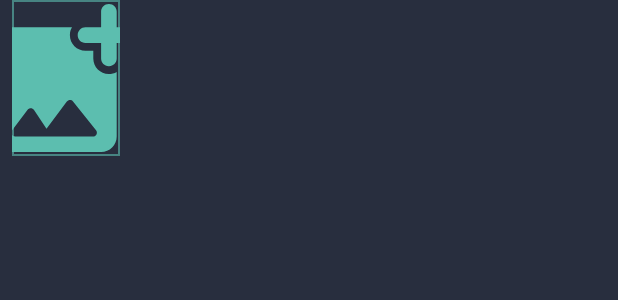
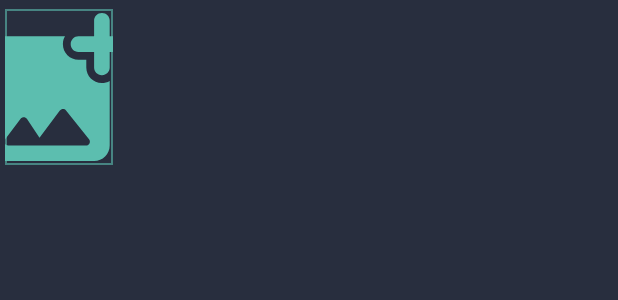
Before and after one commit to theaiscope/GDD-app, an Android app: the layout item_metadata_sample_image.xml on its own in the app's theme, with its tools: preview values and no code run, on a phone screen of 412 x 824 dp. Shown: the top 300 px of the screen. Run offline under Robolectric (Android 15) with nearby library versions, the phone set to English and light mode, and no system bars.

Commit message:
[154] Modifies blood sample views to add masked dot

```diff
--- a/app/src/main/res/layout/activity_metadata.xml
+++ b/app/src/main/res/layout/activity_metadata.xml
@@ -42,8 +42,8 @@
             <androidx.recyclerview.widget.RecyclerView
                 android:id="@+id/metadata_blood_sample_images"
                 android:layout_width="match_parent"
-                android:layout_height="104dp"
-                android:layout_marginTop="8dp"
+                android:layout_height="110dp"
+                android:layout_marginTop="2dp"
                 android:clipToPadding="false"
                 android:paddingStart="16dp"
                 android:paddingEnd="16dp"
--- a/app/src/main/res/layout/item_metadata_sample_image.xml
+++ b/app/src/main/res/layout/item_metadata_sample_image.xml
@@ -1,10 +1,25 @@
 <?xml version="1.0" encoding="utf-8"?>
-<ImageView xmlns:android="http://schemas.android.com/apk/res/android"
+
+
+<androidx.constraintlayout.widget.ConstraintLayout xmlns:android="http://schemas.android.com/apk/res/android"
+    xmlns:app="http://schemas.android.com/apk/res-auto"
     xmlns:tools="http://schemas.android.com/tools"
+    android:layout_marginStart="3dp"
+    android:layout_height="wrap_content"
+    android:layout_width="wrap_content"
+    android:paddingTop="6dp"
+    android:paddingEnd="5dp"
+    android:paddingStart="0dp">
+
+    <ImageView
+        android:id="@+id/sample_image"
         android:layout_width="@dimen/sample_image_thumbnail_width"
         android:layout_height="@dimen/sample_image_thumbnail_height"
-    android:layout_marginStart="8dp"
         android:background="@drawable/item_metadata_add_image_background"
         android:contentDescription="@string/metadata_sample_image_content_description"
         android:scaleType="centerCrop"
+        app:layout_constraintStart_toStartOf="parent"
+        app:layout_constraintBottom_toBottomOf="parent"
         tools:src="@drawable/ic_add_photo_rounded" />
+
+</androidx.constraintlayout.widget.ConstraintLayout>
--- a/app/src/main/res/values/strings.xml
+++ b/app/src/main/res/values/strings.xml
@@ -56,6 +56,7 @@
     <string name="metadata_comments_hint">Comments (optional)</string>
     <string name="metadata_sample_add_image">Add image</string>
     <string name="metadata_sample_image_content_description">Sample image</string>
+    <string name="metadata_sample_mask_dot_description">Masked image</string>
     <string name="metadata_section_blood_sample_title">Blood sample</string>
     <string name="metadata_section_smear_type_title">Smear type</string>
     <string name="metadata_blood_smear_thick">Thick</string>
```
Also changed, not shown: app/src/main/java/net/aiscope/gdd_app/ui/metadata/SampleImagesAdapter.kt (+2 -32 lines), app/src/main/res/layout/item_metadata_add_image.xml (+16 -2 lines), app/src/main/res/layout/item_metadata_sample_image_with_mask.xml (+21 -3 lines). Lines whose indentation alone changed are shown as unchanged.
